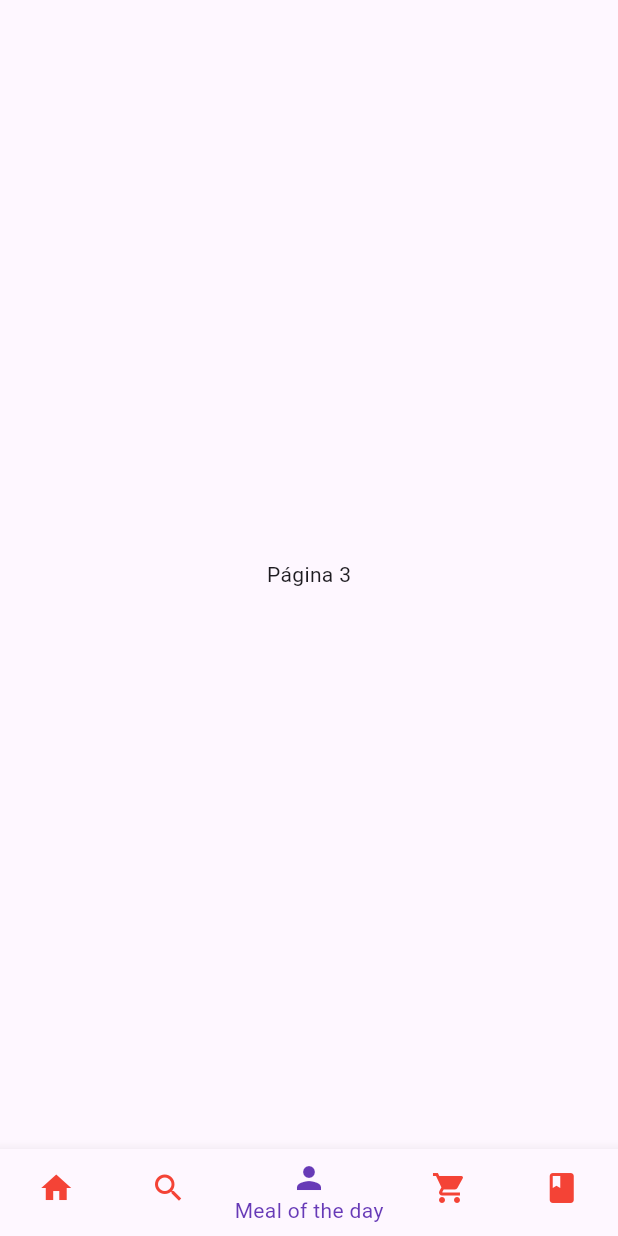
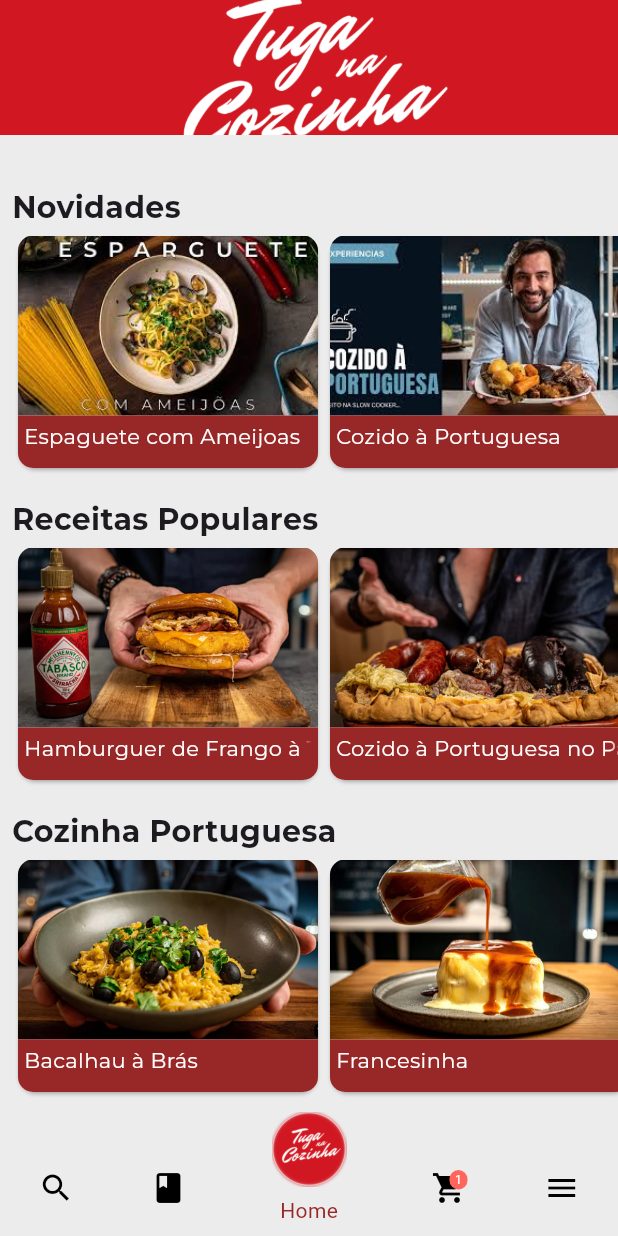
Before and after one commit to Danubio-Leite/recipes_app, a Flutter app: the screen it shows after launch, item 3 of the bottom bar chosen, on a phone screen of 412 x 824 dp. Run offline on Flutter 3.47's test engine with Material 3 defaults, Android fonts, the phone set to English and light mode, and no system bars; our stand-ins replace google_fonts.

Commit message:
mock home

```diff
--- /dev/null
+++ b/lib/app.dart
@@ -0,0 +1,128 @@
+import 'package:flutter/material.dart';
+
+import 'home_page.dart';
+
+class App extends StatefulWidget {
+  const App({super.key});
+
+  @override
+  // ignore: library_private_types_in_public_api
+  _AppState createState() => _AppState();
+}
+
+class _AppState extends State<App> {
+  int _paginaAtual = 0;
+
+  void _mudarPagina(int index) {
+    setState(() {
+      _paginaAtual = index;
+    });
+  }
+
+  @override
+  Widget build(BuildContext context) {
+    final List<Widget> _paginas = [
+      const Text('Receitas'),
+      const Text('Receitas Favoritas'),
+      const HomePage(),
+      const Text('Loja Virtual'),
+      const Text('Menu'),
+    ];
+    return Scaffold(
+      appBar: PreferredSize(
+          preferredSize: const Size.fromHeight(90),
+          child: ClipRRect(
+            child: Image.asset(
+              'assets/images/header.png',
+              fit: BoxFit.cover,
+            ),
+          )),
+      backgroundColor: const Color.fromRGBO(236, 236, 236, 1),
+      body: Center(child: _paginas[_paginaAtual]),
+      floatingActionButtonLocation: FloatingActionButtonLocation.centerDocked,
+      floatingActionButton: Container(
+        decoration: const BoxDecoration(
+          color: Color.fromRGBO(236, 236, 236, 1),
+          shape: BoxShape.circle,
+        ),
+        child: FloatingActionButton(
+          onPressed: () {
+            _mudarPagina(2);
+          },
+          backgroundColor: Colors.transparent,
+          shape: const CircleBorder(
+            side: BorderSide(
+              color: Color.fromRGBO(236, 236, 236, 1),
+            ),
+          ),
+          elevation: 0,
+          child: Container(
+              padding: const EdgeInsets.all(3),
+              child: Image.asset('assets/images/logo_tuga.png',
+                  width: 50, height: 50)),
+        ),
+      ),
+      bottomNavigationBar: Theme(
+        data: ThemeData(
+          canvasColor: Colors.transparent,
+        ),
+        child: BottomNavigationBar(
+          elevation: 0,
+          fixedColor: const Color.fromARGB(255, 152, 39, 39),
+          unselectedItemColor: Colors.black,
+          currentIndex: _paginaAtual,
+          items: [
+            const BottomNavigationBarItem(
+              icon: Icon(Icons.search),
+              label: 'Receitas',
+            ),
+            const BottomNavigationBarItem(
+              icon: Icon(Icons.book),
+              label: 'Favoritas',
+            ),
+            const BottomNavigationBarItem(
+              icon: Icon(null), // Removido o ícone do logo daqui
+              label: 'Home',
+            ),
+            BottomNavigationBarItem(
+              icon: Stack(
+                children: <Widget>[
+                  const Icon(Icons.shopping_cart),
+                  Positioned(
+                    top: 0,
+                    right: 0,
+                    child: Container(
+                      padding: const EdgeInsets.all(1),
+                      decoration: BoxDecoration(
+                        color: const Color.fromARGB(255, 255, 101, 90),
+                        borderRadius: BorderRadius.circular(6),
+                      ),
+                      constraints: const BoxConstraints(
+                        minWidth: 12,
+                        minHeight: 12,
+                      ),
+                      child: const Text(
+                        '1',
+                        style: TextStyle(
+                          color: Colors.white,
+                          fontSize: 8,
+                        ),
+                        textAlign: TextAlign.center,
+                      ),
+                    ),
+                  )
+                ],
+              ),
+              label: 'Loja',
+            ),
+            const BottomNavigationBarItem(
+              icon: Icon(Icons.menu),
+              label: 'Menu',
+            ),
+          ],
+          onTap: _mudarPagina,
+        ),
+      ),
+    );
+  }
+}
--- /dev/null
+++ b/lib/components/video_card.dart
@@ -0,0 +1,49 @@
+import 'package:flutter/material.dart';
+
+class VideoCard extends StatelessWidget {
+  String image;
+  String text;
+  VideoCard({super.key, required this.image, required this.text});
+
+  @override
+  Widget build(BuildContext context) {
+    return Card(
+      child: Column(
+        children: [
+          ClipRRect(
+            borderRadius: const BorderRadius.only(
+                topLeft: Radius.circular(10), topRight: Radius.circular(10)),
+            child: Image.asset(
+              image,
+              width: 200,
+              height: 120,
+              fit: BoxFit.cover,
+            ),
+          ),
+          Container(
+            height: 35,
+            width: 200,
+            padding: const EdgeInsets.all(4),
+            decoration: const BoxDecoration(
+              borderRadius: BorderRadius.only(
+                  bottomLeft: Radius.circular(10),
+                  bottomRight: Radius.circular(10)),
+              color: Color.fromARGB(255, 152, 39, 39),
+            ),
+            child: Expanded(
+              child: Text(
+                text,
+                style: const TextStyle(
+                  color: Colors.white,
+                ),
+                maxLines: 2,
+                overflow: TextOverflow.fade,
+                softWrap: false,
+              ),
+            ),
+          ),
+        ],
+      ),
+    );
+  }
+}
--- a/lib/home_page.dart
+++ b/lib/home_page.dart
@@ -1,62 +1,128 @@
 import 'package:flutter/material.dart';
+import 'package:recipes_app/components/video_card.dart';
 
-class HomePage extends StatefulWidget {
+class HomePage extends StatelessWidget {
   const HomePage({super.key});
 
   @override
-  // ignore: library_private_types_in_public_api
-  _HomePageState createState() => _HomePageState();
-}
-
-class _HomePageState extends State<HomePage> {
-  int _paginaAtual = 0;
-  final List<Widget> _paginas = [
-    const Text('Página 1'),
-    const Text('Página 2'),
-    const Text('Página 3'),
-    const Text('Página 4'),
-    const Text('Página 5'),
-  ];
-
-  void _mudarPagina(int index) {
-    setState(() {
-      _paginaAtual = index;
-    });
-  }
-
-  @override
   Widget build(BuildContext context) {
-    return MaterialApp(
-      home: Scaffold(
-        body: Center(child: _paginas[_paginaAtual]),
-        bottomNavigationBar: BottomNavigationBar(
-          fixedColor: Colors.deepPurple,
-          unselectedItemColor: Colors.red,
-          currentIndex: _paginaAtual,
-          items: const [
-            BottomNavigationBarItem(
-              icon: Icon(Icons.home),
-              label: 'Home',
+    return SingleChildScrollView(
+      child: Column(
+        mainAxisAlignment: MainAxisAlignment.start,
+        children: [
+          Padding(
+            padding: const EdgeInsets.only(left: 8.0, top: 16.0),
+            child: Column(
+              crossAxisAlignment: CrossAxisAlignment.start,
+              children: [
+                const Text('Novidades',
+                    style: TextStyle(
+                      fontSize: 20,
+                      fontWeight: FontWeight.bold,
+                    )),
+                SingleChildScrollView(
+                  scrollDirection: Axis.horizontal,
+                  child: Row(
+                    children: [
+                      VideoCard(
+                        image: 'assets/images/thumbnails/food_1.png',
+                        text: 'Espaguete com Ameijoas',
+                      ),
+                      VideoCard(
+                        image: 'assets/images/thumbnails/food_2.png',
+                        text: 'Cozido à Portuguesa',
+                      ),
+                      VideoCard(
+                        image: 'assets/images/thumbnails/food_3.png',
+                        text: 'Dessalgando Bacalhau',
+                      ),
+                      VideoCard(
+                        image: 'assets/images/thumbnails/food_4.png',
+                        text: 'Os Rumos do Canal',
+                      ),
+                    ],
+                  ),
+                ),
+              ],
             ),
-            BottomNavigationBarItem(
-              icon: Icon(Icons.search),
-              label: 'Receitas',
+          ),
+          Padding(
+            padding: const EdgeInsets.only(left: 8.0, top: 16.0),
+            child: Column(
+              crossAxisAlignment: CrossAxisAlignment.start,
+              children: [
+                const Text('Receitas Populares',
+                    style: TextStyle(
+                      fontSize: 20,
+                      fontWeight: FontWeight.bold,
+                    )),
+                SingleChildScrollView(
+                  scrollDirection: Axis.horizontal,
+                  child: Row(
+                    children: [
+                      VideoCard(
+                        image: 'assets/images/thumbnails/food_12.png',
+                        text: 'Hamburguer de Frango à Tunga',
+                      ),
+                      VideoCard(
+                        image: 'assets/images/thumbnails/food_5.png',
+                        text: 'Cozido à Portuguesa no Pão',
+                      ),
+                      VideoCard(
+                        image: 'assets/images/thumbnails/food_6.png',
+                        text: 'Polvo à Lagareiro',
+                      ),
+                      VideoCard(
+                        image: 'assets/images/thumbnails/food_7.png',
+                        text: 'Arroz Doce Cremoso',
+                      ),
+                    ],
+                  ),
+                ),
+              ],
             ),
-            BottomNavigationBarItem(
-              icon: Icon(Icons.person),
-              label: 'Meal of the day',
+          ),
+          Padding(
+            padding: const EdgeInsets.only(
+              left: 8.0,
+              top: 16.0,
+              bottom: 16.0,
             ),
-            BottomNavigationBarItem(
-              icon: Icon(Icons.shopping_cart),
-              label: 'Loja',
+            child: Column(
+              crossAxisAlignment: CrossAxisAlignment.start,
+              children: [
+                const Text('Cozinha Portuguesa',
+                    style: TextStyle(
+                      fontSize: 20,
+                      fontWeight: FontWeight.bold,
+                    )),
+                SingleChildScrollView(
+                  scrollDirection: Axis.horizontal,
+                  child: Row(
+                    children: [
+                      VideoCard(
+                        image: 'assets/images/thumbnails/food_8.png',
+                        text: 'Bacalhau à Brás',
+                      ),
+                      VideoCard(
+                        image: 'assets/images/thumbnails/food_9.png',
+                        text: 'Francesinha',
+                      ),
+                      VideoCard(
+                        image: 'assets/images/thumbnails/food_10.png',
+                        text: 'Bife com Molho de Natas de Cogumelos',
+                      ),
+                      VideoCard(
+                        image: 'assets/images/thumbnails/food_11.png',
+                        text: 'Alheira à Tuga',
+                      ),
+                    ],
+                  ),
+                ),
+              ],
             ),
-            BottomNavigationBarItem(
-              icon: Icon(Icons.book),
-              label: 'Minhas Receitas',
-            ),
-          ],
-          onTap: _mudarPagina,
-        ),
+          ),
+        ],
       ),
     );
   }
--- a/lib/main.dart
+++ b/lib/main.dart
@@ -1,6 +1,7 @@
 import 'package:flutter/material.dart';
+import 'package:google_fonts/google_fonts.dart';
 
-import 'home_page.dart';
+import 'app.dart';
 
 void main() {
   runApp(const MyApp());
@@ -12,12 +13,13 @@ class MyApp extends StatelessWidget {
   @override
   Widget build(BuildContext context) {
     return MaterialApp(
-      title: 'Flutter Demo',
       theme: ThemeData(
-        colorScheme: ColorScheme.fromSeed(seedColor: Colors.deepPurple),
-        useMaterial3: true,
+        textTheme: GoogleFonts.montserratTextTheme(
+          Theme.of(context).textTheme,
+        ),
       ),
-      home: HomePage(),
+      debugShowCheckedModeBanner: false,
+      home: const App(),
     );
   }
 }
```
Also changed, not shown: pubspec.yaml (+6 -38 lines), assets/images/header.png (added), assets/images/logo_tuga.png (added), assets/images/thumbnails/food_1.png (added), assets/images/thumbnails/food_10.png (added), assets/images/thumbnails/food_11.png (added), assets/images/thumbnails/food_12.png (added), assets/images/thumbnails/food_2.png (added), assets/images/thumbnails/food_3.png (added), assets/images/thumbnails/food_4.png (added), assets/images/thumbnails/food_5.png (added), assets/images/thumbnails/food_6.png (added), assets/images/thumbnails/food_7.png (added), assets/images/thumbnails/food_8.png (added), 2 more files, 3 other files.
